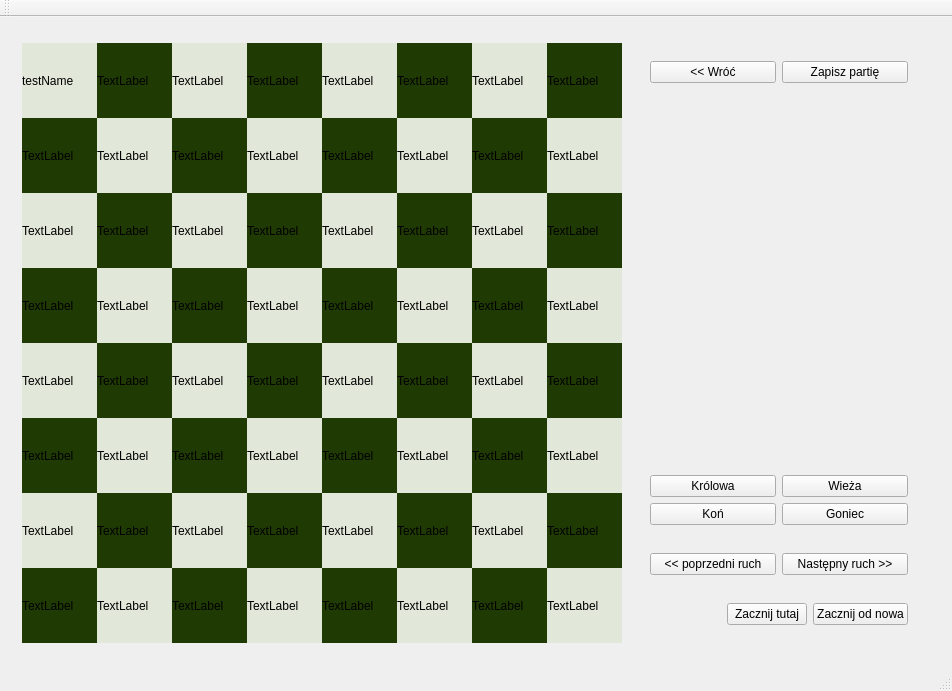
Above: ChessAppQt/ChessAppQt.ui from xDepcio/chess-cpp before the change. Below: the same form after it.
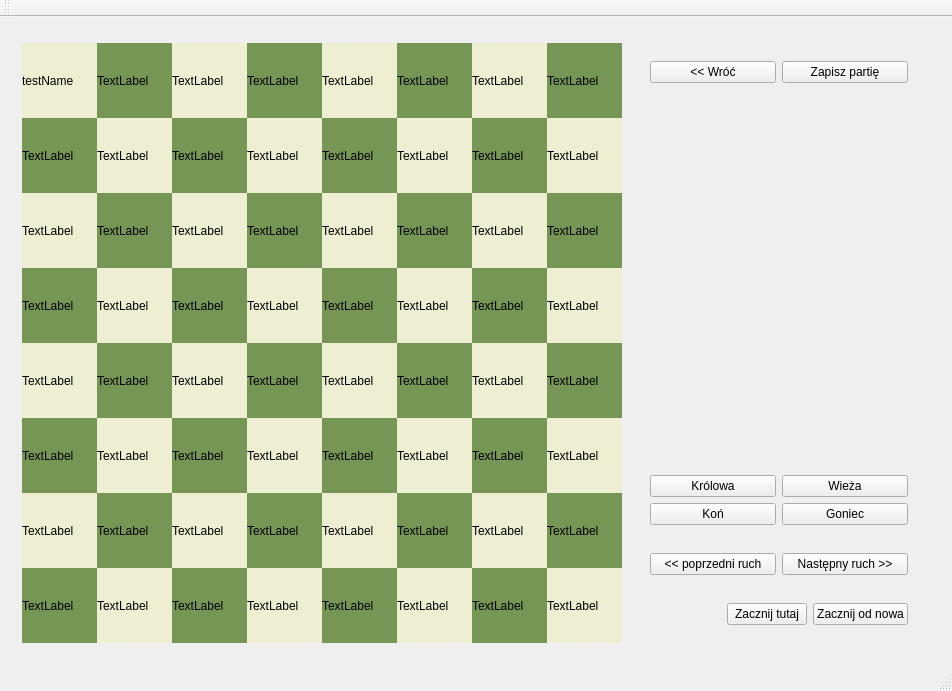
That is the form after the change. The open tabs and pages were chosen to show the change. Custom widgets are drawn as their Qt base class.

Commit message: changed coloring theme

Diff of the .ui file:
```diff
--- a/ChessAppQt/ChessAppQt.ui
+++ b/ChessAppQt/ChessAppQt.ui
@@ -79,7 +79,7 @@
                  <bool>false</bool>
                 </property>
                 <property name="styleSheet">
-                 <string notr="true">background-color: rgb(226, 232, 217);</string>
+                 <string notr="true">background-color: rgb(238, 238, 210);</string>
                 </property>
                 <layout class="QVBoxLayout" name="verticalLayout_4">
                  <property name="spacing">
@@ -110,7 +110,7 @@
               <item>
                <widget class="QWidget" name="row0col1" native="true">
                 <property name="styleSheet">
-                 <string notr="true">background-color: rgb(32, 58, 3);</string>
+                 <string notr="true">background-color: rgb(118, 150, 86);</string>
                 </property>
                 <layout class="QVBoxLayout" name="verticalLayout_5">
                  <property name="spacing">
@@ -141,7 +141,7 @@
               <item>
                <widget class="QWidget" name="row0col2" native="true">
                 <property name="styleSheet">
-                 <string notr="true">background-color: rgb(226, 232, 217);</string>
+                 <string notr="true">background-color: rgb(238, 238, 210);</string>
                 </property>
                 <layout class="QVBoxLayout" name="verticalLayout_6">
                  <property name="spacing">
@@ -172,7 +172,7 @@
               <item>
                <widget class="QWidget" name="row0col3" native="true">
                 <property name="styleSheet">
-                 <string notr="true">background-color: rgb(32, 58, 3);</string>
+                 <string notr="true">background-color: rgb(118, 150, 86);</string>
                 </property>
                 <layout class="QVBoxLayout" name="verticalLayout_7">
                  <property name="spacing">
@@ -203,7 +203,7 @@
               <item>
                <widget class="QWidget" name="row0col4" native="true">
                 <property name="styleSheet">
-                 <string notr="true">background-color: rgb(226, 232, 217);</string>
+                 <string notr="true">background-color: rgb(238, 238, 210);</string>
                 </property>
                 <layout class="QVBoxLayout" name="verticalLayout_8">
                  <property name="spacing">
@@ -234,7 +234,7 @@
               <item>
                <widget class="QWidget" name="row0col5" native="true">
                 <property name="styleSheet">
-                 <string notr="true">background-color: rgb(32, 58, 3);</string>
+                 <string notr="true">background-color: rgb(118, 150, 86);</string>
                 </property>
                 <layout class="QVBoxLayout" name="verticalLayout_9">
                  <property name="spacing">
@@ -265,7 +265,7 @@
               <item>
                <widget class="QWidget" name="row0col6" native="true">
                 <property name="styleSheet">
-                 <string notr="true">background-color: rgb(226, 232, 217);</string>
+                 <string notr="true">background-color: rgb(238, 238, 210);</string>
                 </property>
                 <layout class="QVBoxLayout" name="verticalLayout_10">
                  <property name="spacing">
@@ -296,7 +296,7 @@
               <item>
                <widget class="QWidget" name="row0col7" native="true">
                 <property name="styleSheet">
-                 <string notr="true">background-color: rgb(32, 58, 3);</string>
+                 <string notr="true">background-color: rgb(118, 150, 86);</string>
                 </property>
                 <layout class="QVBoxLayout" name="verticalLayout_11">
                  <property name="spacing">
@@ -348,7 +348,7 @@
               <item>
                <widget class="QWidget" name="row1col0" native="true">
                 <property name="styleSheet">
-                 <string notr="true">background-color: rgb(32, 58, 3);</string>
+                 <string notr="true">background-color: rgb(118, 150, 86);</string>
                 </property>
                 <layout class="QVBoxLayout" name="verticalLayout_12">
                  <property name="spacing">
@@ -379,7 +379,7 @@
               <item>
                <widget class="QWidget" name="row1col1" native="true">
                 <property name="styleSheet">
-                 <string notr="true">background-color: rgb(226, 232, 217);</string>
+                 <string notr="true">background-color: rgb(238, 238, 210);</string>
                 </property>
                 <layout class="QVBoxLayout" name="verticalLayout_13">
                  <property name="spacing">
@@ -410,7 +410,7 @@
               <item>
                <widget class="QWidget" name="row1col2" native="true">
                 <property name="styleSheet">
-                 <string notr="true">background-color: rgb(32, 58, 3);</string>
+                 <string notr="true">background-color: rgb(118, 150, 86);</string>
                 </property>
                 <layout class="QVBoxLayout" name="verticalLayout_14">
                  <property name="spacing">
@@ -441,7 +441,7 @@
               <item>
                <widget class="QWidget" name="row1col3" native="true">
                 <property name="styleSheet">
-                 <string notr="true">background-color: rgb(226, 232, 217);</string>
+                 <string notr="true">background-color: rgb(238, 238, 210);</string>
                 </property>
                 <layout class="QVBoxLayout" name="verticalLayout_15">
                  <property name="spacing">
@@ -472,7 +472,7 @@
               <item>
                <widget class="QWidget" name="row1col4" native="true">
                 <property name="styleSheet">
-                 <string notr="true">background-color: rgb(32, 58, 3);</string>
+                 <string notr="true">background-color: rgb(118, 150, 86);</string>
                 </property>
                 <layout class="QVBoxLayout" name="verticalLayout_16">
                  <property name="spacing">
@@ -503,7 +503,7 @@
               <item>
                <widget class="QWidget" name="row1col5" native="true">
                 <property name="styleSheet">
-                 <string notr="true">background-color: rgb(226, 232, 217);</string>
+                 <string notr="true">background-color: rgb(238, 238, 210);</string>
                 </property>
                 <layout class="QVBoxLayout" name="verticalLayout_17">
                  <property name="spacing">
@@ -534,7 +534,7 @@
               <item>
                <widget class="QWidget" name="row1col6" native="true">
                 <property name="styleSheet">
-                 <string notr="true">background-color: rgb(32, 58, 3);</string>
+                 <string notr="true">background-color: rgb(118, 150, 86);</string>
                 </property>
                 <layout class="QVBoxLayout" name="verticalLayout_18">
                  <property name="spacing">
@@ -565,7 +565,7 @@
               <item>
                <widget class="QWidget" name="row1col7" native="true">
                 <property name="styleSheet">
-                 <string notr="true">background-color: rgb(226, 232, 217);</string>
+                 <string notr="true">background-color: rgb(238, 238, 210);</string>
                 </property>
                 <layout class="QVBoxLayout" name="verticalLayout_19">
                  <property name="spacing">
@@ -617,7 +617,7 @@
               <item>
                <widget class="QWidget" name="row2col0" native="true">
                 <property name="styleSheet">
-                 <string notr="true">background-color: rgb(226, 232, 217);</string>
+                 <string notr="true">background-color: rgb(238, 238, 210);</string>
                 </property>
                 <layout class="QVBoxLayout" name="verticalLayout_27">
                  <property name="spacing">
@@ -648,7 +648,7 @@
               <item>
                <widget class="QWidget" name="row2col1" native="true">
                 <property name="styleSheet">
-                 <string notr="true">background-color: rgb(32, 58, 3);</string>
+                 <string notr="true">background-color: rgb(118, 150, 86);</string>
                 </property>
                 <layout class="QVBoxLayout" name="verticalLayout_26">
                  <property name="spacing">
@@ -679,7 +679,7 @@
               <item>
                <widget class="QWidget" name="row2col2" native="true">
                 <property name="styleSheet">
-                 <string notr="true">background-color: rgb(226, 232, 217);</string>
+                 <string notr="true">background-color: rgb(238, 238, 210);</string>
                 </property>
                 <layout class="QVBoxLayout" name="verticalLayout_25">
                  <property name="spacing">
@@ -710,7 +710,7 @@
               <item>
                <widget class="QWidget" name="row2col3" native="true">
                 <property name="styleSheet">
-                 <string notr="true">background-color: rgb(32, 58, 3);</string>
+                 <string notr="true">background-color: rgb(118, 150, 86);</string>
                 </property>
                 <layout class="QVBoxLayout" name="verticalLayout_24">
                  <property name="spacing">
@@ -741,7 +741,7 @@
               <item>
                <widget class="QWidget" name="row2col4" native="true">
                 <property name="styleSheet">
-                 <string notr="true">background-color: rgb(226, 232, 217);</string>
+                 <string notr="true">background-color: rgb(238, 238, 210);</string>
                 </property>
                 <layout class="QVBoxLayout" name="verticalLayout_23">
                  <property name="spacing">
@@ -772,7 +772,7 @@
               <item>
                <widget class="QWidget" name="row2col5" native="true">
                 <property name="styleSheet">
-                 <string notr="true">background-color: rgb(32, 58, 3);</string>
+                 <string notr="true">background-color: rgb(118, 150, 86);</string>
                 </property>
                 <layout class="QVBoxLayout" name="verticalLayout_22">
                  <property name="spacing">
@@ -803,7 +803,7 @@
               <item>
                <widget class="QWidget" name="row2col6" native="true">
                 <property name="styleSheet">
-                 <string notr="true">background-color: rgb(226, 232, 217);</string>
+                 <string notr="true">background-color: rgb(238, 238, 210);</string>
                 </property>
                 <layout class="QVBoxLayout" name="verticalLayout_21">
                  <property name="spacing">
@@ -834,7 +834,7 @@
               <item>
                <widget class="QWidget" name="row2col7" native="true">
                 <property name="styleSheet">
-                 <string notr="true">background-color: rgb(32, 58, 3);</string>
+                 <string notr="true">background-color: rgb(118, 150, 86);</string>
                 </property>
                 <layout class="QVBoxLayout" name="verticalLayout_20">
                  <property name="spacing">
@@ -886,7 +886,7 @@
               <item>
                <widget class="QWidget" name="row3col0" native="true">
                 <property name="styleSheet">
-                 <string notr="true">background-color: rgb(32, 58, 3);</string>
+                 <string notr="true">background-color: rgb(118, 150, 86);</string>
                 </property>
                 <layout class="QVBoxLayout" name="verticalLayout_30">
                  <property name="spacing">
@@ -917,7 +917,7 @@
               <item>
                <widget class="QWidget" name="row3col1" native="true">
                 <property name="styleSheet">
-                 <string notr="true">background-color: rgb(226, 232, 217);</string>
+                 <string notr="true">background-color: rgb(238, 238, 210);</string>
                 </property>
                 <layout class="QVBoxLayout" name="verticalLayout_29">
                  <property name="spacing">
@@ -948,7 +948,7 @@
               <item>
                <widget class="QWidget" name="row3col2" native="true">
                 <property name="styleSheet">
-                 <string notr="true">background-color: rgb(32, 58, 3);</string>
+                 <string notr="true">background-color: rgb(118, 150, 86);</string>
                 </property>
                 <layout class="QVBoxLayout" name="verticalLayout_28">
                  <property name="spacing">
@@ -979,7 +979,7 @@
               <item>
                <widget class="QWidget" name="row3col3" native="true">
                 <property name="styleSheet">
-                 <string notr="true">background-color: rgb(226, 232, 217);</string>
+                 <string notr="true">background-color: rgb(238, 238, 210);</string>
                 </property>
                 <layout class="QVBoxLayout" name="verticalLayout_31">
                  <property name="spacing">
@@ -1010,7 +1010,7 @@
               <item>
                <widget class="QWidget" name="row3col4" native="true">
                 <property name="styleSheet">
-                 <string notr="true">background-color: rgb(32, 58, 3);</string>
+                 <string notr="true">background-color: rgb(118, 150, 86);</string>
                 </property>
                 <layout class="QVBoxLayout" name="verticalLayout_32">
                  <property name="spacing">
@@ -1041,7 +1041,7 @@
               <item>
                <widget class="QWidget" name="row3col5" native="true">
                 <property name="styleSheet">
-                 <string notr="true">background-color: rgb(226, 232, 217);</string>
+                 <string notr="true">background-color: rgb(238, 238, 210);</string>
                 </property>
                 <layout class="QVBoxLayout" name="verticalLayout_33">
                  <property name="spacing">
@@ -1072,7 +1072,7 @@
               <item>
                <widget class="QWidget" name="row3col6" native="true">
                 <property name="styleSheet">
-                 <string notr="true">background-color: rgb(32, 58, 3);</string>
+                 <string notr="true">background-color: rgb(118, 150, 86);</string>
                 </property>
                 <layout class="QVBoxLayout" name="verticalLayout_34">
                  <property name="spacing">
@@ -1103,7 +1103,7 @@
               <item>
                <widget class="QWidget" name="row3col7" native="true">
                 <property name="styleSheet">
-                 <string notr="true">background-color: rgb(226, 232, 217);</string>
+                 <string notr="true">background-color: rgb(238, 238, 210);</string>
                 </property>
                 <layout class="QVBoxLayout" name="verticalLayout_35">
                  <property name="spacing">
@@ -1155,7 +1155,7 @@
               <item>
                <widget class="QWidget" name="row4col0" native="true">
                 <property name="styleSheet">
-                 <string notr="true">background-color: rgb(226, 232, 217);</string>
+                 <string notr="true">background-color: rgb(238, 238, 210);</string>
                 </property>
                 <layout class="QVBoxLayout" name="verticalLayout_36">
                  <property name="spacing">
@@ -1186,7 +1186,7 @@
               <item>
                <widget class="QWidget" name="row4col1" native="true">
                 <property name="styleSheet">
-                 <string notr="true">background-color: rgb(32, 58, 3);</string>
+                 <string notr="true">background-color: rgb(118, 150, 86);</string>
                 </property>
                 <layout class="QVBoxLayout" name="verticalLayout_37">
                  <property name="spacing">
@@ -1217,7 +1217,7 @@
               <item>
                <widget class="QWidget" name="row4col2" native="true">
                 <property name="styleSheet">
-                 <string notr="true">background-color: rgb(226, 232, 217);</string>
+                 <string notr="true">background-color: rgb(238, 238, 210);</string>
                 </property>
                 <layout class="QVBoxLayout" name="verticalLayout_38">
                  <property name="spacing">
@@ -1248,7 +1248,7 @@
               <item>
                <widget class="QWidget" name="row4col3" native="true">
                 <property name="styleSheet">
-                 <string notr="true">background-color: rgb(32, 58, 3);</string>
+                 <string notr="true">background-color: rgb(118, 150, 86);</string>
                 </property>
                 <layout class="QVBoxLayout" name="verticalLayout_39">
                  <property name="spacing">
@@ -1279,7 +1279,7 @@
               <item>
                <widget class="QWidget" name="row4col4" native="true">
                 <property name="styleSheet">
-                 <string notr="true">background-color: rgb(226, 232, 217);</string>
+                 <string notr="true">background-color: rgb(238, 238, 210);</string>
                 </property>
                 <layout class="QVBoxLayout" name="verticalLayout_40">
                  <property name="spacing">
@@ -1310,7 +1310,7 @@
               <item>
                <widget class="QWidget" name="row4col5" native="true">
                 <property name="styleSheet">
-                 <string notr="true">background-color: rgb(32, 58, 3);</string>
+                 <string notr="true">background-color: rgb(118, 150, 86);</string>
                 </property>
                 <layout class="QVBoxLayout" name="verticalLayout_41">
                  <property name="spacing">
@@ -1341,7 +1341,7 @@
               <item>
                <widget class="QWidget" name="row4col6" native="true">
                 <property name="styleSheet">
-                 <string notr="true">background-color: rgb(226, 232, 217);</string>
+                 <string notr="true">background-color: rgb(238, 238, 210);</string>
                 </property>
                 <layout class="QVBoxLayout" name="verticalLayout_42">
                  <property name="spacing">
@@ -1372,7 +1372,7 @@
               <item>
                <widget class="QWidget" name="row4col7" native="true">
                 <property name="styleSheet">
-                 <string notr="true">background-color: rgb(32, 58, 3);</string>
+                 <string notr="true">background-color: rgb(118, 150, 86);</string>
                 </property>
                 <layout class="QVBoxLayout" name="verticalLayout_43">
                  <property name="spacing">
@@ -1424,7 +1424,7 @@
               <item>
                <widget class="QWidget" name="row5col0" native="true">
                 <property name="styleSheet">
-                 <string notr="true">background-color: rgb(32, 58, 3);</string>
+                 <string notr="true">background-color: rgb(118, 150, 86);</string>
                 </property>
                 <layout class="QVBoxLayout" name="verticalLayout_44">
                  <property name="spacing">
@@ -1455,7 +1455,7 @@
               <item>
                <widget class="QWidget" name="row5col1" native="true">
                 <property name="styleSheet">
-                 <string notr="true">background-color: rgb(226, 232, 217);</string>
+                 <string notr="true">background-color: rgb(238, 238, 210);</string>
                 </property>
                 <layout class="QVBoxLayout" name="verticalLayout_45">
                  <property name="spacing">
@@ -1486,7 +1486,7 @@
               <item>
                <widget class="QWidget" name="row5col2" native="true">
                 <property name="styleSheet">
-                 <string notr="true">background-color: rgb(32, 58, 3);</string>
+                 <string notr="true">background-color: rgb(118, 150, 86);</string>
                 </property>
                 <layout class="QVBoxLayout" name="verticalLayout_46">
                  <property name="spacing">
@@ -1517,7 +1517,7 @@
               <item>
                <widget class="QWidget" name="row5col3" native="true">
                 <property name="styleSheet">
-                 <string notr="true">background-color: rgb(226, 232, 217);</string>
+                 <string notr="true">background-color: rgb(238, 238, 210);</string>
                 </property>
                 <layout class="QVBoxLayout" name="verticalLayout_47">
                  <property name="spacing">
@@ -1548,7 +1548,7 @@
               <item>
                <widget class="QWidget" name="row5col4" native="true">
                 <property name="styleSheet">
-                 <string notr="true">background-color: rgb(32, 58, 3);</string>
+                 <string notr="true">background-color: rgb(118, 150, 86);</string>
                 </property>
                 <layout class="QVBoxLayout" name="verticalLayout_48">
                  <property name="spacing">
@@ -1579,7 +1579,7 @@
               <item>
                <widget class="QWidget" name="row5col5" native="true">
                 <property name="styleSheet">
-                 <string notr="true">background-color: rgb(226, 232, 217);</string>
+                 <string notr="true">background-color: rgb(238, 238, 210);</string>
                 </property>
                 <layout class="QVBoxLayout" name="verticalLayout_49">
                  <property name="spacing">
@@ -1610,7 +1610,7 @@
               <item>
                <widget class="QWidget" name="row5col6" native="true">
                 <property name="styleSheet">
-                 <string notr="true">background-color: rgb(32, 58, 3);</string>
+                 <string notr="true">background-color: rgb(118, 150, 86);</string>
                 </property>
                 <layout class="QVBoxLayout" name="verticalLayout_50">
                  <property name="spacing">
@@ -1641,7 +1641,7 @@
               <item>
                <widget class="QWidget" name="row5col7" native="true">
                 <property name="styleSheet">
-                 <string notr="true">background-color: rgb(226, 232, 217);</string>
+                 <string notr="true">background-color: rgb(238, 238, 210);</string>
                 </property>
                 <layout class="QVBoxLayout" name="verticalLayout_51">
                  <property name="spacing">
@@ -1693,7 +1693,7 @@
               <item>
                <widget class="QWidget" name="row6col0" native="true">
                 <property name="styleSheet">
-                 <string notr="true">background-color: rgb(226, 232, 217);</string>
+                 <string notr="true">background-color: rgb(238, 238, 210);</string>
                 </property>
                 <layout class="QVBoxLayout" name="verticalLayout_52">
                  <property name="spacing">
@@ -1724,7 +1724,7 @@
               <item>
                <widget class="QWidget" name="row6col1" native="true">
                 <property name="styleSheet">
-                 <string notr="true">background-color: rgb(32, 58, 3);</string>
+                 <string notr="true">background-color: rgb(118, 150, 86);</string>
                 </property>
                 <layout class="QVBoxLayout" name="verticalLayout_53">
                  <property name="spacing">
@@ -1755,7 +1755,7 @@
               <item>
                <widget class="QWidget" name="row6col2" native="true">
                 <property name="styleSheet">
-                 <string notr="true">background-color: rgb(226, 232, 217);</string>
+                 <string notr="true">background-color: rgb(238, 238, 210);</string>
                 </property>
                 <layout class="QVBoxLayout" name="verticalLayout_54">
                  <property name="spacing">
@@ -1786,7 +1786,7 @@
               <item>
                <widget class="QWidget" name="row6col3" native="true">
                 <property name="styleSheet">
-                 <string notr="true">background-color: rgb(32, 58, 3);</string>
+                 <string notr="true">background-color: rgb(118, 150, 86);</string>
                 </property>
                 <layout class="QVBoxLayout" name="verticalLayout_55">
                  <property name="spacing">
@@ -1817,7 +1817,7 @@
               <item>
                <widget class="QWidget" name="row6col4" native="true">
                 <property name="styleSheet">
-                 <string notr="true">background-color: rgb(226, 232, 217);</string>
+                 <string notr="true">background-color: rgb(238, 238, 210);</string>
                 </property>
                 <layout class="QVBoxLayout" name="verticalLayout_56">
                  <property name="spacing">
@@ -1848,7 +1848,7 @@
               <item>
                <widget class="QWidget" name="row6col5" native="true">
                 <property name="styleSheet">
-                 <string notr="true">background-color: rgb(32, 58, 3);</string>
+                 <string notr="true">background-color: rgb(118, 150, 86);</string>
                 </property>
                 <layout class="QVBoxLayout" name="verticalLayout_57">
                  <property name="spacing">
@@ -1879,7 +1879,7 @@
               <item>
                <widget class="QWidget" name="row6col6" native="true">
                 <property name="styleSheet">
-                 <string notr="true">background-color: rgb(226, 232, 217);</string>
+                 <string notr="true">background-color: rgb(238, 238, 210);</string>
                 </property>
                 <layout class="QVBoxLayout" name="verticalLayout_58">
                  <property name="spacing">
@@ -1910,7 +1910,7 @@
               <item>
                <widget class="QWidget" name="row6col7" native="true">
                 <property name="styleSheet">
-                 <string notr="true">background-color: rgb(32, 58, 3);</string>
+                 <string notr="true">background-color: rgb(118, 150, 86);</string>
                 </property>
                 <layout class="QVBoxLayout" name="verticalLayout_59">
                  <property name="spacing">
@@ -1962,7 +1962,7 @@
               <item>
                <widget class="QWidget" name="row7col0" native="true">
                 <property name="styleSheet">
-                 <string notr="true">background-color: rgb(32, 58, 3);</string>
+                 <string notr="true">background-color: rgb(118, 150, 86);</string>
                 </property>
                 <layout class="QVBoxLayout" name="verticalLayout_60">
                  <property name="spacing">
@@ -1993,7 +1993,7 @@
               <item>
                <widget class="QWidget" name="row7col1" native="true">
                 <property name="styleSheet">
-                 <string notr="true">background-color: rgb(226, 232, 217);</string>
+                 <string notr="true">background-color: rgb(238, 238, 210);</string>
                 </property>
                 <layout class="QVBoxLayout" name="verticalLayout_61">
                  <property name="spacing">
@@ -2024,7 +2024,7 @@
               <item>
                <widget class="QWidget" name="row7col2" native="true">
                 <property name="styleSheet">
-                 <string notr="true">background-color: rgb(32, 58, 3);</string>
+                 <string notr="true">background-color: rgb(118, 150, 86);</string>
                 </property>
                 <layout class="QVBoxLayout" name="verticalLayout_62">
                  <property name="spacing">
@@ -2055,7 +2055,7 @@
               <item>
                <widget class="QWidget" name="row7col3" native="true">
                 <property name="styleSheet">
-                 <string notr="true">background-color: rgb(226, 232, 217);</string>
+                 <string notr="true">background-color: rgb(238, 238, 210);</string>
                 </property>
                 <layout class="QVBoxLayout" name="verticalLayout_63">
                  <property name="spacing">
@@ -2086,7 +2086,7 @@
               <item>
                <widget class="QWidget" name="row7col4" native="true">
                 <property name="styleSheet">
-                 <string notr="true">background-color: rgb(32, 58, 3);</string>
+                 <string notr="true">background-color: rgb(118, 150, 86);</string>
                 </property>
                 <layout class="QVBoxLayout" name="verticalLayout_64">
                  <property name="spacing">
@@ -2117,7 +2117,7 @@
               <item>
                <widget class="QWidget" name="row7col5" native="true">
                 <property name="styleSheet">
-                 <string notr="true">background-color: rgb(226, 232, 217);</string>
+                 <string notr="true">background-color: rgb(238, 238, 210);</string>
                 </property>
                 <layout class="QVBoxLayout" name="verticalLayout_65">
                  <property name="spacing">
@@ -2148,7 +2148,7 @@
               <item>
                <widget class="QWidget" name="row7col6" native="true">
                 <property name="styleSheet">
-                 <string notr="true">background-color: rgb(32, 58, 3);</string>
+                 <string notr="true">background-color: rgb(118, 150, 86);</string>
                 </property>
                 <layout class="QVBoxLayout" name="verticalLayout_66">
                  <property name="spacing">
@@ -2179,7 +2179,7 @@
               <item>
                <widget class="QWidget" name="row7col7" native="true">
                 <property name="styleSheet">
-                 <string notr="true">background-color: rgb(226, 232, 217);</string>
+                 <string notr="true">background-color: rgb(238, 238, 210);</string>
                 </property>
                 <layout class="QVBoxLayout" name="verticalLayout_67">
                  <property name="spacing">
```
The commit also changes 1 other file.
